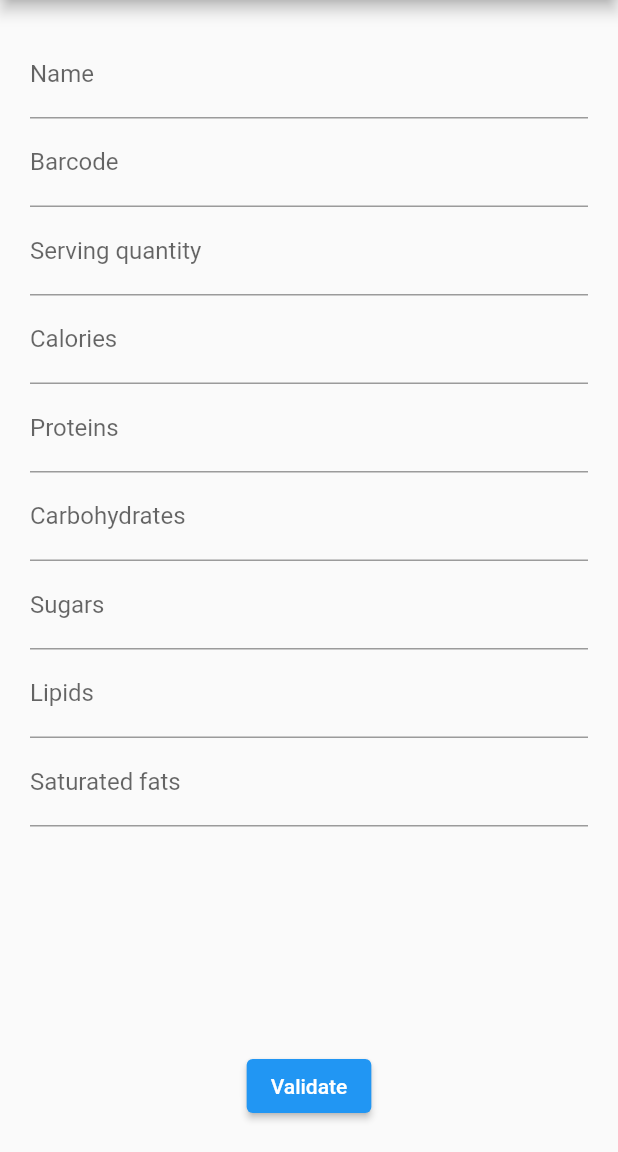
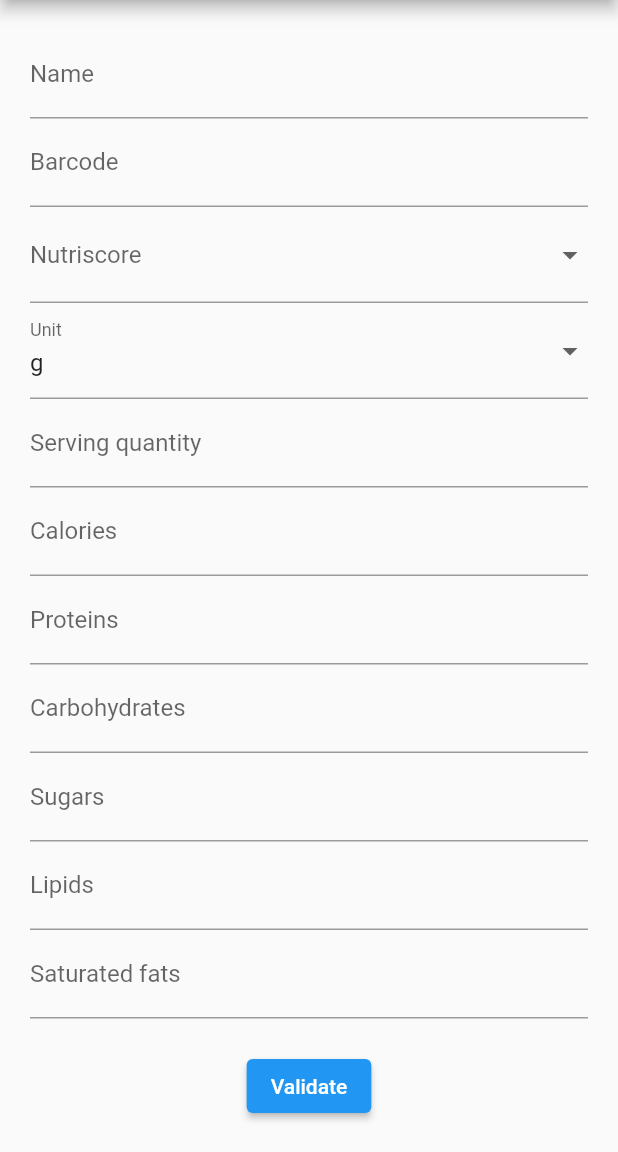
Before and after one commit to OraneOrveillon/open-source-food-tracker, a Flutter app: the AlimentPage screen opened by its route, on a phone screen of 412 x 824 dp, the part 84-1236 px from its top. Run offline on Flutter 3.47's test engine with Material 2 defaults, Android fonts, the phone set to English and light mode, and no system bars; our stand-ins replace get, infinite_scroll_pagination, isar; accounts and stored records are empty; generated files the repository leaves out were written again.

```diff
--- /dev/null
+++ b/lib/core/utils/lists.dart
@@ -0,0 +1,4 @@
+abstract class DropdownValues {
+  static const List<String> nutriscores = ['A', 'B', 'C', 'D', 'E'];
+  static const List<String> units = ['g', 'ml'];
+}
--- a/lib/core/utils/texts.dart
+++ b/lib/core/utils/texts.dart
@@ -19,6 +19,8 @@ abstract class InputTexts {
 
   static const String name = 'Name';
   static const String barcode = 'Barcode';
+  static const String nutriscore = 'Nutriscore';
+  static const String unit = 'Unit';
   static const String servingQuantity = 'Serving quantity';
 }
 
--- a/lib/modules/aliments/aliment/aliment_controller.dart
+++ b/lib/modules/aliments/aliment/aliment_controller.dart
@@ -1,6 +1,7 @@
 import 'package:flutter/material.dart';
 import 'package:get/get.dart';
 
+import '../../../core/utils/lists.dart';
 import '../../../data/models/aliment_model.dart';
 import '../../../data/services/aliment_service.dart';
 
@@ -18,6 +19,10 @@ class AlimentController extends GetxController {
   final sugarsTEC = TextEditingController();
   final lipidsTEC = TextEditingController();
   final saturatedFatsTEC = TextEditingController();
+
+  // TODO vérifier l'utilité du Rx à la validation (+ GetX ou GetBuilder)
+  final nutriscoreValue = Rx<String?>(null);
+  final unitValue = Rx<String?>(DropdownValues.units[0]);
 
   void onValidateClick() {}
 
--- a/lib/modules/aliments/aliment/aliment_page.dart
+++ b/lib/modules/aliments/aliment/aliment_page.dart
@@ -1,6 +1,7 @@
 import 'package:flutter/material.dart';
 import 'package:get/get.dart';
 
+import '../../../core/utils/lists.dart';
 import '../../../core/utils/paddings.dart';
 import '../../../core/utils/texts.dart';
 import '../../../core/utils/validators.dart';
@@ -18,19 +19,19 @@ class AlimentPage extends StatelessWidget {
       body: Padding(
         padding: const EdgeInsets.all(Paddings.medium),
         child: GetBuilder<AlimentController>(
-          builder: (cAliments) {
+          builder: (cAliment) {
             return Column(
               children: [
                 Expanded(
                   child: Form(
-                    key: cAliments.formKey,
+                    key: cAliment.formKey,
                     child: ListView(
                       children: [
                         TextFormField(
                           decoration: const InputDecoration(
                             label: Text(InputTexts.name),
                           ),
-                          controller: cAliments.nameTEC,
+                          controller: cAliment.nameTEC,
                           keyboardType: TextInputType.text,
                           validator: (value) => Validators.required(value),
                         ),
@@ -38,20 +39,48 @@ class AlimentPage extends StatelessWidget {
                           decoration: const InputDecoration(
                             label: Text(InputTexts.barcode),
                           ),
-                          controller: cAliments.barcodeTEC,
+                          controller: cAliment.barcodeTEC,
                           keyboardType: TextInputType.number,
                           validator: null,
                         ),
                         // TODO brands
                         // TODO categories
-                        // TODO nutriscore
+                        DropdownButtonFormField(
+                          decoration: const InputDecoration(
+                            label: Text(InputTexts.nutriscore),
+                          ),
+                          items: DropdownValues.nutriscores
+                              .map((String value) => DropdownMenuItem(
+                                    value: value,
+                                    child: Text(value),
+                                  ))
+                              .toList(),
+                          value: cAliment.nutriscoreValue.value,
+                          onChanged: (value) =>
+                              cAliment.nutriscoreValue.value = value,
+                          validator: null,
+                        ),
                         // TODO image
-                        // TODO unit
+                        DropdownButtonFormField(
+                          decoration: const InputDecoration(
+                            label: Text(InputTexts.unit),
+                          ),
+                          items: DropdownValues.units
+                              .map((String value) => DropdownMenuItem(
+                                    value: value,
+                                    child: Text(value),
+                                  ))
+                              .toList(),
+                          value: cAliment.unitValue.value,
+                          onChanged: (value) =>
+                              cAliment.unitValue.value = value,
+                          validator: (value) => Validators.required(value),
+                        ),
                         TextFormField(
                           decoration: const InputDecoration(
                             label: Text(InputTexts.servingQuantity),
                           ),
-                          controller: cAliments.servingQuantityTEC,
+                          controller: cAliment.servingQuantityTEC,
                           keyboardType: TextInputType.number,
                           validator: (value) =>
                               Validators.optionalDouble(value),
@@ -60,7 +89,7 @@ class AlimentPage extends StatelessWidget {
                           decoration: const InputDecoration(
                             label: Text(InputTexts.calories),
                           ),
-                          controller: cAliments.caloriesTEC,
+                          controller: cAliment.caloriesTEC,
                           keyboardType: TextInputType.number,
                           validator: (value) => Validators.requiredInt(value),
                         ),
@@ -68,7 +97,7 @@ class AlimentPage extends StatelessWidget {
                           decoration: const InputDecoration(
                             label: Text(InputTexts.proteins),
                           ),
-                          controller: cAliments.proteinsTEC,
+                          controller: cAliment.proteinsTEC,
                           keyboardType: TextInputType.number,
                           validator: (value) =>
                               Validators.requiredDouble(value),
@@ -77,7 +106,7 @@ class AlimentPage extends StatelessWidget {
                           decoration: const InputDecoration(
                             label: Text(InputTexts.carbohydrates),
                           ),
-                          controller: cAliments.carbohydratesTEC,
+                          controller: cAliment.carbohydratesTEC,
                           keyboardType: TextInputType.number,
                           validator: (value) =>
                               Validators.requiredDouble(value),
@@ -86,7 +115,7 @@ class AlimentPage extends StatelessWidget {
                           decoration: const InputDecoration(
                             label: Text(InputTexts.sugars),
                           ),
-                          controller: cAliments.sugarsTEC,
+                          controller: cAliment.sugarsTEC,
                           keyboardType: TextInputType.number,
                           validator: (value) =>
                               Validators.requiredDouble(value),
@@ -95,7 +124,7 @@ class AlimentPage extends StatelessWidget {
                           decoration: const InputDecoration(
                             label: Text(InputTexts.lipids),
                           ),
-                          controller: cAliments.lipidsTEC,
+                          controller: cAliment.lipidsTEC,
                           keyboardType: TextInputType.number,
                           validator: (value) =>
                               Validators.requiredDouble(value),
@@ -104,7 +133,7 @@ class AlimentPage extends StatelessWidget {
                           decoration: const InputDecoration(
                             label: Text(InputTexts.saturatedFats),
                           ),
-                          controller: cAliments.saturatedFatsTEC,
+                          controller: cAliment.saturatedFatsTEC,
                           keyboardType: TextInputType.number,
                           validator: (value) =>
                               Validators.requiredDouble(value),
@@ -114,7 +143,7 @@ class AlimentPage extends StatelessWidget {
                   ),
                 ),
                 ElevatedButton(
-                  onPressed: () => cAliments.onValidateClick(),
+                  onPressed: () => cAliment.onValidateClick(),
                   child: const Text(ButtonTexts.validate),
                 )
               ],
```
Also changed, not shown: lib/core/utils/enums.dart (deleted).
